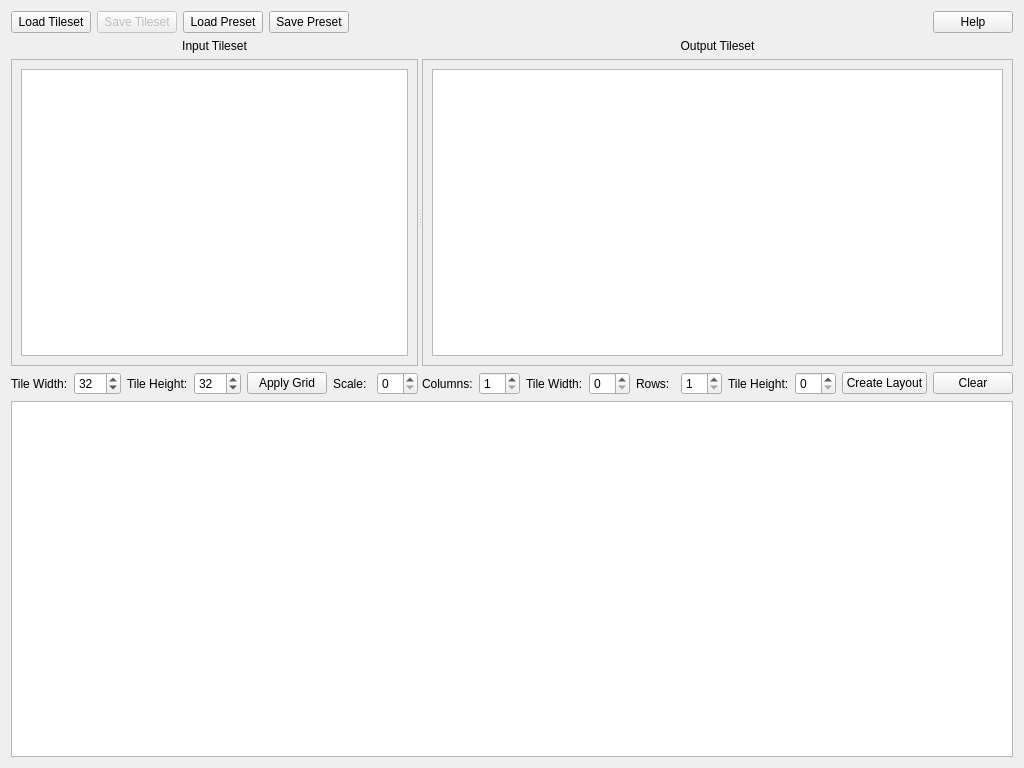
Old version of the form view/tileset_editor.ui in the repository Loxed/porypal.
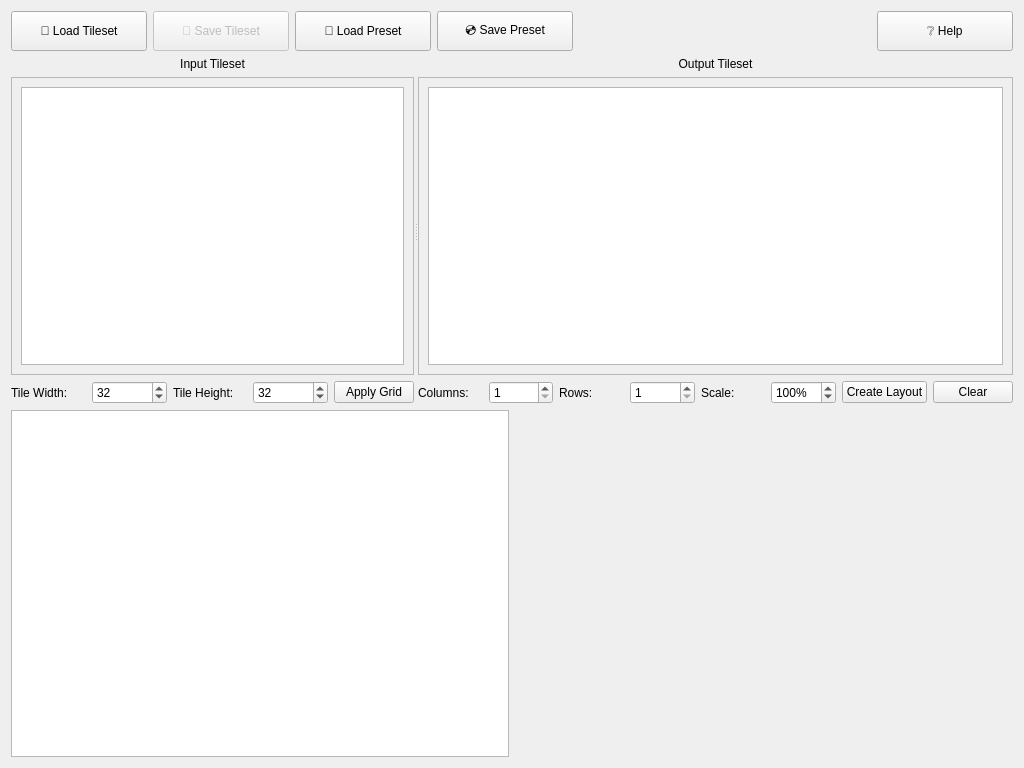
New version of the form.

Commit message: feat: implemented tileset management

The edit to the form file:
```diff
--- a/view/tileset_editor.ui
+++ b/view/tileset_editor.ui
@@ -18,8 +18,20 @@
     <layout class="QHBoxLayout" name="toolbar_layout">
      <item>
       <widget class="QPushButton" name="btn_load_tileset">
+       <property name="sizePolicy">
+        <sizepolicy hsizetype="Fixed" vsizetype="Fixed">
+         <horstretch>0</horstretch>
+         <verstretch>0</verstretch>
+        </sizepolicy>
+       </property>
+       <property name="minimumSize">
+        <size>
+         <width>136</width>
+         <height>40</height>
+        </size>
+       </property>
        <property name="text">
-        <string>Load Tileset</string>
+        <string>🧩 Load Tileset</string>
        </property>
       </widget>
      </item>
@@ -28,22 +40,58 @@
        <property name="enabled">
         <bool>false</bool>
        </property>
+       <property name="sizePolicy">
+        <sizepolicy hsizetype="Fixed" vsizetype="Fixed">
+         <horstretch>0</horstretch>
+         <verstretch>0</verstretch>
+        </sizepolicy>
+       </property>
+       <property name="minimumSize">
+        <size>
+         <width>136</width>
+         <height>40</height>
+        </size>
+       </property>
        <property name="text">
-        <string>Save Tileset</string>
+        <string>💾 Save Tileset</string>
        </property>
       </widget>
      </item>
      <item>
       <widget class="QPushButton" name="btn_load_preset">
+       <property name="sizePolicy">
+        <sizepolicy hsizetype="Fixed" vsizetype="Fixed">
+         <horstretch>0</horstretch>
+         <verstretch>0</verstretch>
+        </sizepolicy>
+       </property>
+       <property name="minimumSize">
+        <size>
+         <width>136</width>
+         <height>40</height>
+        </size>
+       </property>
        <property name="text">
-        <string>Load Preset</string>
+        <string>💽 Load Preset</string>
        </property>
       </widget>
      </item>
      <item>
       <widget class="QPushButton" name="btn_save_preset">
+       <property name="sizePolicy">
+        <sizepolicy hsizetype="Fixed" vsizetype="Fixed">
+         <horstretch>0</horstretch>
+         <verstretch>0</verstretch>
+        </sizepolicy>
+       </property>
+       <property name="minimumSize">
+        <size>
+         <width>136</width>
+         <height>40</height>
+        </size>
+       </property>
        <property name="text">
-        <string>Save Preset</string>
+        <string>💿 Save Preset</string>
        </property>
       </widget>
      </item>
@@ -62,8 +110,14 @@
      </item>
      <item>
       <widget class="QPushButton" name="btn_help">
+       <property name="minimumSize">
+        <size>
+         <width>136</width>
+         <height>40</height>
+        </size>
+       </property>
        <property name="text">
-        <string>Help</string>
+        <string>❔ Help</string>
        </property>
       </widget>
      </item>
@@ -173,16 +227,6 @@
            </property>
           </widget>
          </item>
-         <item>
-          <widget class="QLabel" name="label_scale">
-           <property name="text">
-            <string>Scale:</string>
-           </property>
-          </widget>
-         </item>
-         <item>
-          <widget class="QSpinBox" name="spin_scale"/>
-         </item>
         </layout>
        </item>
       </layout>
@@ -250,16 +294,6 @@
            </property>
           </widget>
          </item>
-         <item>
-          <widget class="QLabel" name="label_tile_width_2">
-           <property name="text">
-            <string>Tile Width:</string>
-           </property>
-          </widget>
-         </item>
-         <item>
-          <widget class="QSpinBox" name="spin_output_tile_width"/>
-         </item>
          <item>
           <widget class="QLabel" name="label_rows">
            <property name="text">
@@ -278,14 +312,30 @@
           </widget>
          </item>
          <item>
-          <widget class="QLabel" name="label_tile_height_2">
+          <widget class="QLabel" name="label_scale">
            <property name="text">
-            <string>Tile Height:</string>
+            <string>Scale:</string>
            </property>
           </widget>
          </item>
          <item>
-          <widget class="QSpinBox" name="spin_output_tile_height"/>
+          <widget class="QSpinBox" name="spin_scale">
+           <property name="suffix">
+            <string>%</string>
+           </property>
+           <property name="minimum">
+            <number>1</number>
+           </property>
+           <property name="maximum">
+            <number>500</number>
+           </property>
+           <property name="value">
+            <number>100</number>
+           </property>
+           <property name="displayIntegerBase">
+            <number>10</number>
+           </property>
+          </widget>
          </item>
          <item>
           <widget class="QPushButton" name="btn_create_layout">
@@ -325,6 +375,19 @@
        </property>
       </widget>
      </item>
+     <item>
+      <widget class="QLabel" name="text_info_label">
+       <property name="sizePolicy">
+        <sizepolicy hsizetype="Preferred" vsizetype="Preferred">
+         <horstretch>0</horstretch>
+         <verstretch>0</verstretch>
+        </sizepolicy>
+       </property>
+       <property name="text">
+        <string/>
+       </property>
+      </widget>
+     </item>
     </layout>
    </item>
   </layout>
```
The commit also changes 14 other files.
